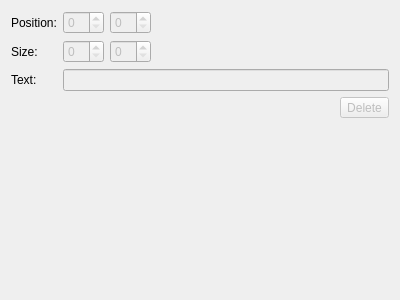
alexe-mgn/OCR, file UI/DataViewPanel.ui: the form before one commit.
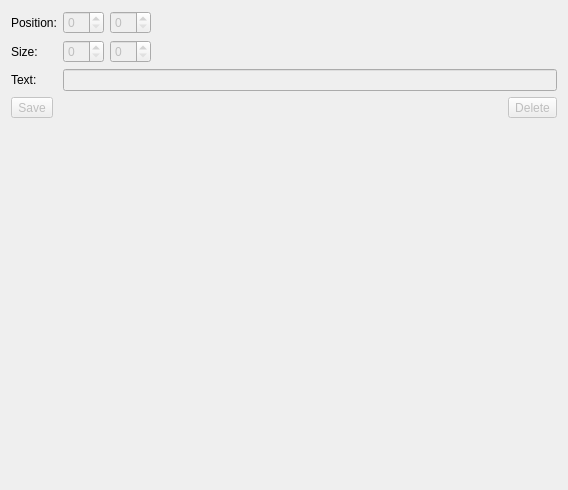
The form after the commit.

Commit message: Panels signal system, directory refactoring.

```diff
--- a/UI/DataViewPanel.ui
+++ b/UI/DataViewPanel.ui
@@ -6,8 +6,8 @@
    <rect>
     <x>0</x>
     <y>0</y>
-    <width>400</width>
-    <height>300</height>
+    <width>568</width>
+    <height>490</height>
    </rect>
   </property>
   <property name="windowTitle">
@@ -110,20 +110,17 @@
    </item>
    <item>
     <layout class="QGridLayout" name="gridLayout">
-     <item row="1" column="1">
-      <spacer name="verticalSpacer">
-       <property name="orientation">
-        <enum>Qt::Vertical</enum>
+     <item row="0" column="2">
+      <widget class="QToolButton" name="creationButton">
+       <property name="enabled">
+        <bool>false</bool>
        </property>
-       <property name="sizeHint" stdset="0">
-        <size>
-         <width>20</width>
-         <height>40</height>
-        </size>
+       <property name="text">
+        <string>Delete</string>
        </property>
-      </spacer>
+      </widget>
      </item>
-     <item row="0" column="0">
+     <item row="0" column="1">
       <spacer name="horizontalSpacer_3">
        <property name="orientation">
         <enum>Qt::Horizontal</enum>
@@ -136,18 +133,31 @@
        </property>
       </spacer>
      </item>
-     <item row="0" column="1">
-      <widget class="QToolButton" name="deleteButton">
+     <item row="0" column="0">
+      <widget class="QToolButton" name="saveButton">
        <property name="enabled">
         <bool>false</bool>
        </property>
        <property name="text">
-        <string>Delete</string>
+        <string>Save</string>
        </property>
       </widget>
      </item>
     </layout>
    </item>
+   <item>
+    <spacer name="verticalSpacer">
+     <property name="orientation">
+      <enum>Qt::Vertical</enum>
+     </property>
+     <property name="sizeHint" stdset="0">
+      <size>
+       <width>20</width>
+       <height>40</height>
+      </size>
+     </property>
+    </spacer>
+   </item>
   </layout>
  </widget>
  <resources/>
```
The commit also changes 25 other files.
